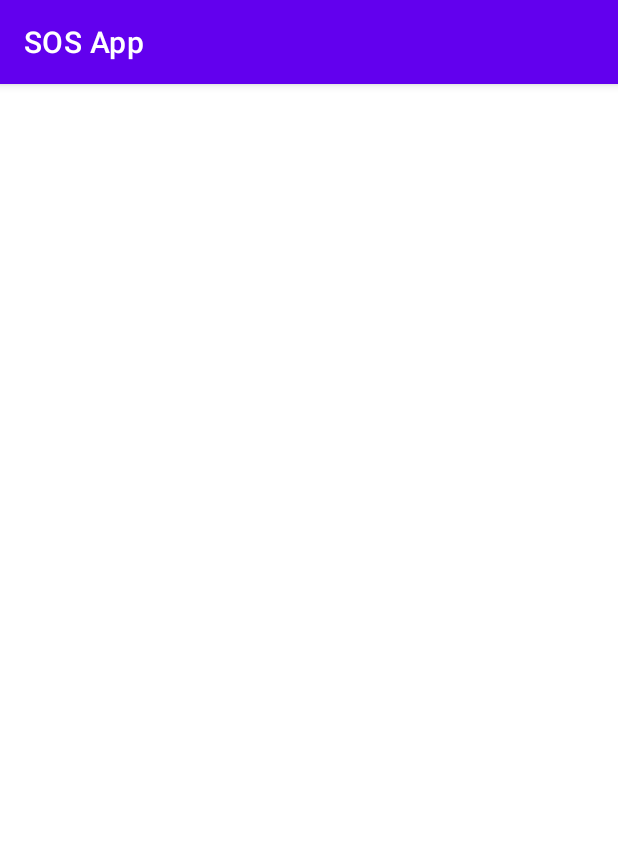
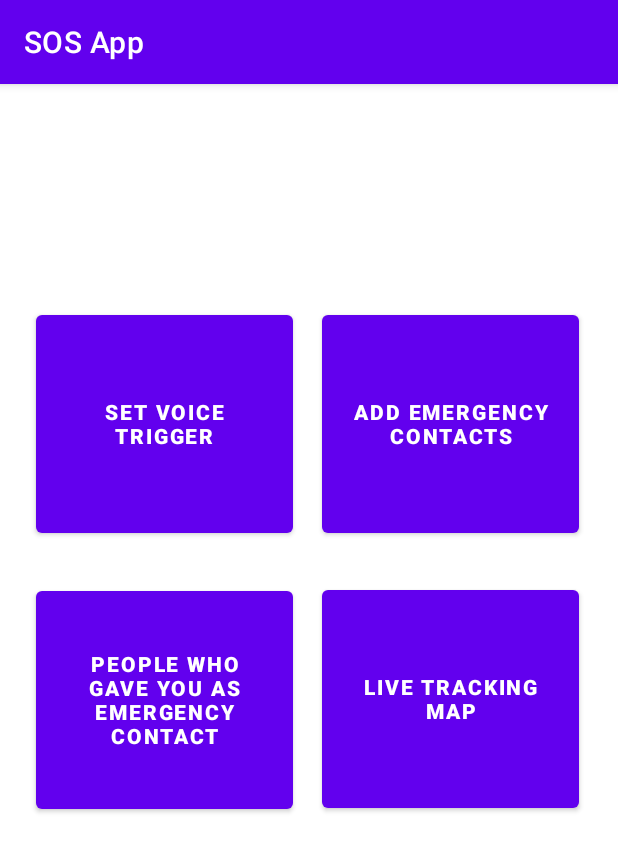
Before and after one commit to vishalkarthik17/Perpetual-Motion-Squad_Vishal-Karthikeyan, an Android app: the MainMenu screen opened directly, with no data from a screen before it, on a phone screen of 412 x 824 dp. Shown: the top 852 px of the screen. Run offline under Robolectric (Android 15) with nearby library versions, the phone set to English and light mode, and no system bars.

Commit message:
Voice Trigger Change Added

```diff
--- a/app/src/main/AndroidManifest.xml
+++ b/app/src/main/AndroidManifest.xml
@@ -9,6 +9,12 @@
         android:roundIcon="@mipmap/ic_launcher_round"
         android:supportsRtl="true"
         android:theme="@style/Theme.SOSApp">
+        <activity
+            android:name=".AddEmergencyContact"
+            android:exported="false" />
+        <activity
+            android:name=".SetVoiceTrigger"
+            android:exported="false" />
         <activity
             android:name=".MainMenu"
             android:exported="false" />
--- a/app/src/main/java/com/example/sosapp/MainMenu.java
+++ b/app/src/main/java/com/example/sosapp/MainMenu.java
@@ -2,14 +2,49 @@ package com.example.sosapp;
 
 import androidx.appcompat.app.AppCompatActivity;
 
+import android.content.Intent;
 import android.os.Bundle;
+import android.view.View;
+import android.widget.Button;
 
 public class MainMenu extends AppCompatActivity {
+
+    Button setVoiceTriggerBtn, AddEmergencyContactBtn,yourRespBtn,LiveTracingBtn;
 
     @Override
     protected void onCreate(Bundle savedInstanceState) {
         super.onCreate(savedInstanceState);
         setContentView(R.layout.activity_main_menu);
 
+        setVoiceTriggerBtn=findViewById(R.id.VoiceTriggerBtn);
+        AddEmergencyContactBtn=findViewById(R.id.AddECBtn);
+        yourRespBtn=findViewById(R.id.yourResp);
+        LiveTracingBtn=findViewById(R.id.liveTrackBtn);
+
+        setVoiceTriggerBtn.setOnClickListener(new View.OnClickListener() {
+            @Override
+            public void onClick(View v) {
+                startActivity(new Intent(getApplicationContext(),SetVoiceTrigger.class));
+            }
+        });
+        AddEmergencyContactBtn.setOnClickListener(new View.OnClickListener() {
+            @Override
+            public void onClick(View v) {
+                startActivity(new Intent(getApplicationContext(),AddEmergencyContact.class));
+            }
+        });
+        yourRespBtn.setOnClickListener(new View.OnClickListener() {
+            @Override
+            public void onClick(View v) {
+                //startActivity(new Intent(getApplicationContext(),MainMenu.class));
+            }
+        });
+        LiveTracingBtn.setOnClickListener(new View.OnClickListener() {
+            @Override
+            public void onClick(View v) {
+                //startActivity(new Intent(getApplicationContext(),MainMenu.class));
+            }
+        });
+
     }
 }
--- a/app/src/main/java/com/example/sosapp/Registration.java
+++ b/app/src/main/java/com/example/sosapp/Registration.java
@@ -68,6 +68,7 @@ public class Registration extends AppCompatActivity {
                         if(task.isSuccessful()){
                             reff.child("Users").child(fAuth.getUid()).child("Name").setValue(namee);
                             reff.child("Users").child(fAuth.getUid()).child("Email").setValue(em);
+                            reff.child("Users").child(fAuth.getUid()).child("Trigger").setValue("Leave Me Alone");
                             Toast.makeText(Registration.this,"Registered",Toast.LENGTH_SHORT).show();
                             startActivity(new Intent(getApplicationContext(),MainActivity.class));
                         }
--- a/app/src/main/res/layout/activity_main_menu.xml
+++ b/app/src/main/res/layout/activity_main_menu.xml
@@ -6,4 +6,58 @@
     android:layout_height="match_parent"
     tools:context=".MainMenu">
 
+    <Button
+        android:id="@+id/liveTrackBtn"
+        android:layout_width="171dp"
+        android:layout_height="157dp"
+        android:text="Live Tracking Map"
+        android:textSize="14sp"
+        android:textStyle="bold"
+        app:layout_constraintBottom_toBottomOf="parent"
+        app:layout_constraintEnd_toEndOf="parent"
+        app:layout_constraintHorizontal_bias="0.422"
+        app:layout_constraintStart_toEndOf="@+id/VoiceTriggerBtn"
+        app:layout_constraintTop_toBottomOf="@+id/AddECBtn"
+        app:layout_constraintVertical_bias="0.085" />
+
+    <Button
+        android:id="@+id/yourResp"
+        android:layout_width="171dp"
+        android:layout_height="157dp"
+        android:layout_marginStart="24dp"
+        android:text="People who gave you as emergency contact"
+        android:textSize="14sp"
+        android:textStyle="bold"
+        app:layout_constraintBottom_toBottomOf="parent"
+        app:layout_constraintStart_toStartOf="parent"
+        app:layout_constraintTop_toBottomOf="@+id/VoiceTriggerBtn"
+        app:layout_constraintVertical_bias="0.088" />
+
+    <Button
+        android:id="@+id/AddECBtn"
+        android:layout_width="171dp"
+        android:layout_height="157dp"
+        android:text="Add Emergency Contacts"
+        android:textSize="14sp"
+        android:textStyle="bold"
+        app:layout_constraintBottom_toBottomOf="parent"
+        app:layout_constraintEnd_toEndOf="parent"
+        app:layout_constraintHorizontal_bias="0.422"
+        app:layout_constraintStart_toEndOf="@+id/VoiceTriggerBtn"
+        app:layout_constraintTop_toTopOf="parent"
+        app:layout_constraintVertical_bias="0.242" />
+
+    <Button
+        android:id="@+id/VoiceTriggerBtn"
+        android:layout_width="171dp"
+        android:layout_height="157dp"
+        android:layout_marginStart="24dp"
+        android:text="Set Voice Trigger"
+        android:textSize="14sp"
+        android:textStyle="bold"
+        app:layout_constraintBottom_toBottomOf="parent"
+        app:layout_constraintStart_toStartOf="parent"
+        app:layout_constraintTop_toTopOf="parent"
+        app:layout_constraintVertical_bias="0.242" />
+
 </androidx.constraintlayout.widget.ConstraintLayout>
```
Also changed, not shown: app/src/main/java/com/example/sosapp/AddEmergencyContact.java (added, +14 -0 lines), app/src/main/java/com/example/sosapp/SetVoiceTrigger.java (added, +77 -0 lines), app/src/main/res/layout/activity_add_emergency_contact.xml (added, +9 -0 lines), app/src/main/res/layout/activity_set_voice_trigger.xml (added, +76 -0 lines), app/src/main/res/drawable-v24/ic_mic.png (added).
